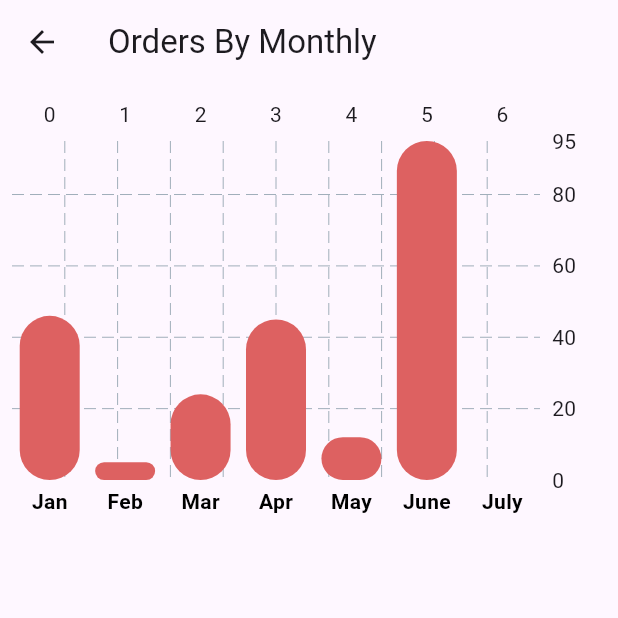
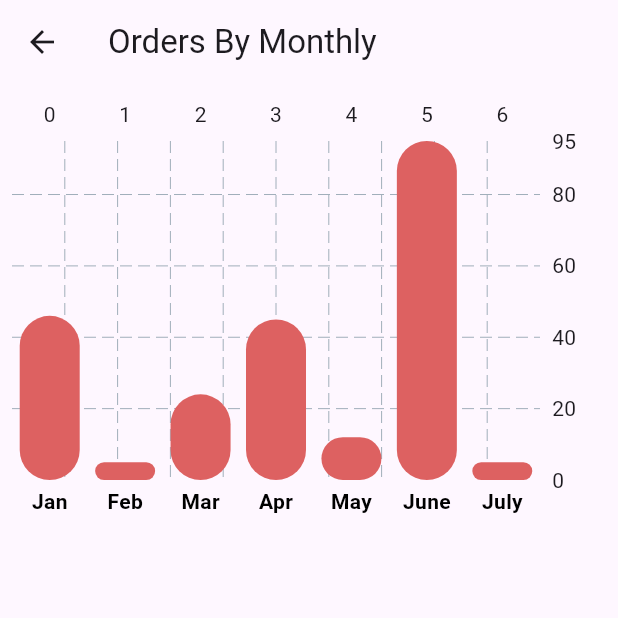
Before and after one commit to muhammad-imad-khan/delightfoods, a Flutter app: the BarChartMonthly screen opened by its route, on a phone screen of 412 x 824 dp, the top half of it. Run offline on Flutter 3.47's test engine with Material 3 defaults, Android fonts, the phone set to English and light mode, and no system bars; drawn by our look-alikes of fl_chart; our stand-ins replace cached_network_image, flutter_form_builder, form_builder_validators; network calls fail; key blocks and very long unbroken strings in the code were emptied for the run.

```diff
--- a/lib/charts/BarChart/BarChartMonthly.dart
+++ b/lib/charts/BarChart/BarChartMonthly.dart
@@ -13,7 +13,7 @@ class BarChartMonthly extends StatelessWidget {
       BarModel("Apr", 45),
       BarModel("May", 12),
       BarModel("June", 95),
-      BarModel("July", 0),
+      BarModel("July", 5),
     ];
 
     return data
```
